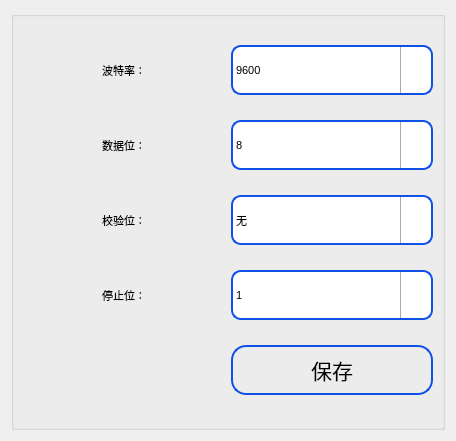
ChinaClever/BusBar-Qt, file setting/setsystem/serialdata.ui: the form before one commit.
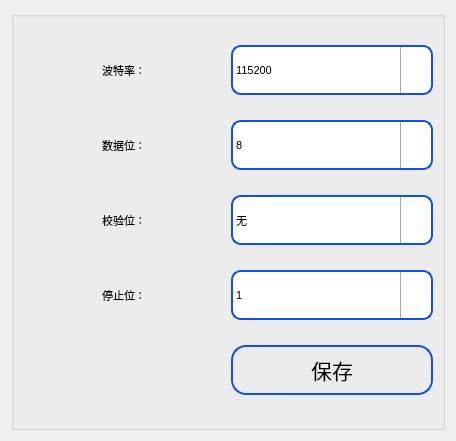
The form after the commit. Icons and pictures are not drawn.

What changed in the file:
```diff
--- a/setting/setsystem/serialdata.ui
+++ b/setting/setsystem/serialdata.ui
@@ -101,6 +101,9 @@
 image: url(:/new/prefix1/image/down.png);
 }</string>
         </property>
+        <property name="currentIndex">
+         <number>4</number>
+        </property>
         <item>
          <property name="text">
           <string>9600</string>
```
Left out of the diff: 3 changed lines with no effect on the pictures.
